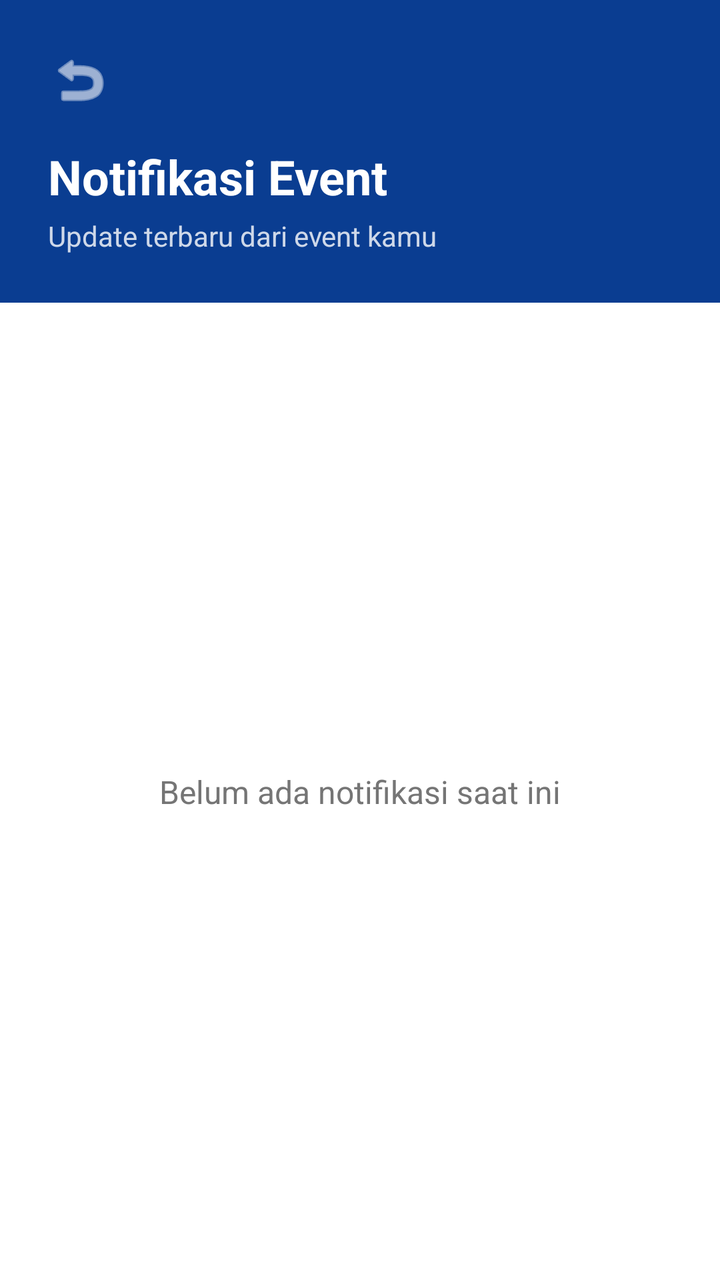
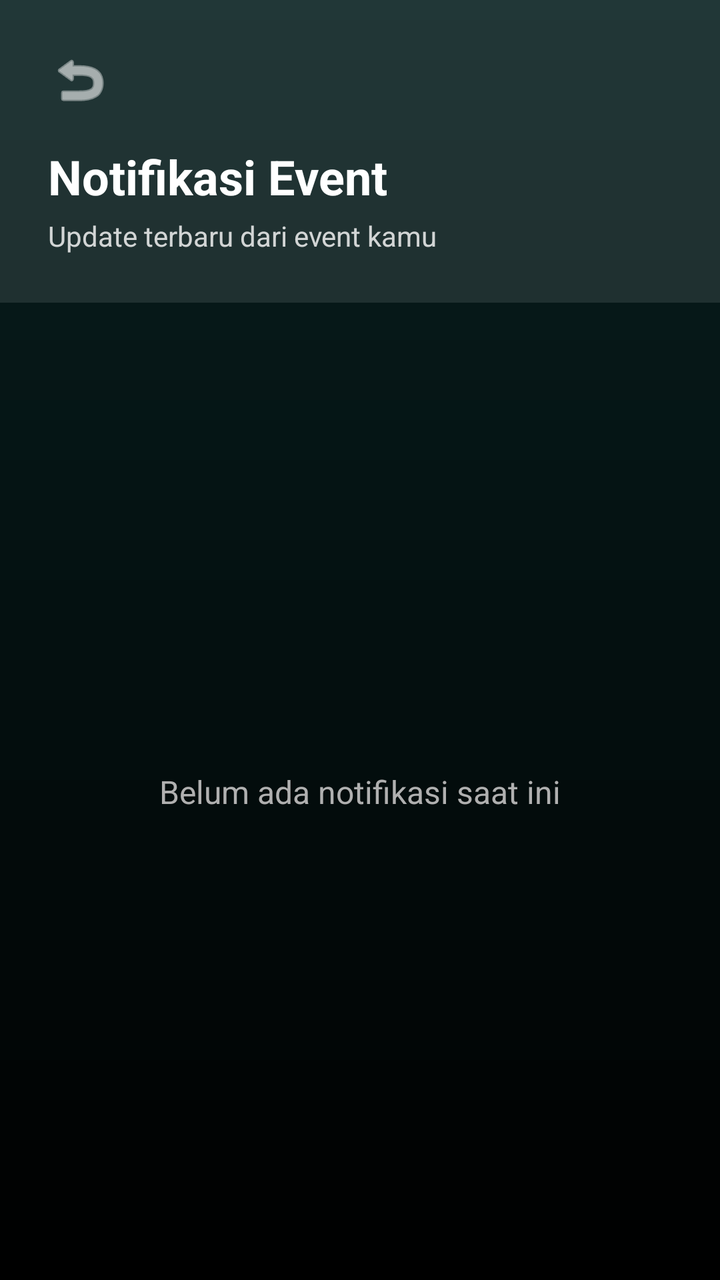

Before-and-after screenshots of an Android layout around one commit, followed by the original layout XML and the change that was made.
<!-- AndroidManifest.xml: application theme Theme.CampusConnectProject -->
<!-- res/layout/activity_notification.xml -->
<?xml version="1.0" encoding="utf-8"?>
<androidx.constraintlayout.widget.ConstraintLayout xmlns:android="http://schemas.android.com/apk/res/android"
    xmlns:app="http://schemas.android.com/apk/res-auto"
    xmlns:tools="http://schemas.android.com/tools"
    android:layout_width="match_parent"
    android:layout_height="match_parent"
    android:background="@color/bg_utama"
    tools:context=".ui.mahasiswa.NotificationActivity">

    <LinearLayout
        android:id="@+id/headerNotification"
        android:layout_width="match_parent"
        android:layout_height="wrap_content"
        android:background="@color/warna_primer"
        android:orientation="vertical"
        android:padding="24dp"
        app:layout_constraintTop_toTopOf="parent">

        <ImageView
            android:id="@+id/btnBack"
            android:layout_width="32dp"
            android:layout_height="32dp"
            android:background="?attr/selectableItemBackgroundBorderless"
            android:clickable="true"
            android:focusable="true"
            android:src="@android:drawable/ic_menu_revert"
            android:layout_marginBottom="16dp"
            app:tint="@color/white" />

        <TextView
            android:layout_width="wrap_content"
            android:layout_height="wrap_content"
            android:text="Notifikasi Event"
            android:textColor="@color/white"
            android:textSize="24sp"
            android:textStyle="bold" />

        <TextView
            android:layout_width="wrap_content"
            android:layout_height="wrap_content"
            android:layout_marginTop="4dp"
            android:alpha="0.8"
            android:text="Update terbaru dari event kamu"
            android:textColor="@color/white"
            android:textSize="14sp" />
    </LinearLayout>

    <TextView
        android:layout_width="wrap_content"
        android:layout_height="wrap_content"
        android:text="Belum ada notifikasi saat ini"
        android:textColor="@color/teks_sekunder"
        android:textSize="16sp"
        app:layout_constraintBottom_toBottomOf="parent"
        app:layout_constraintEnd_toEndOf="parent"
        app:layout_constraintStart_toStartOf="parent"
        app:layout_constraintTop_toBottomOf="@id/headerNotification" />

</androidx.constraintlayout.widget.ConstraintLayout>
<!-- resources referenced by this layout -->
<resources>
  <color name="bg_utama">#FFFFFF</color>
  <color name="teks_sekunder">#757575</color>
  <color name="warna_primer">#0A3D91</color>
  <color name="white">#FFFFFFFF</color>
  <style name="Theme.CampusConnectProject" parent="Base.Theme.CampusConnectProject" />
  <style name="Base.Theme.CampusConnectProject" parent="Theme.Material3.DayNight.NoActionBar">
          <item name="android:forceDarkAllowed" tools:targetApi="q">false</item>
      </style>
</resources>

<!-- the commit's change to res/layout/activity_notification.xml (unified diff, before → after) -->
@@ -4,14 +4,14 @@
     xmlns:tools="http://schemas.android.com/tools"
     android:layout_width="match_parent"
     android:layout_height="match_parent"
-    android:background="@color/bg_utama"
+    android:background="@drawable/bg_main_gradient"
     tools:context=".ui.mahasiswa.NotificationActivity">
 
     <LinearLayout
         android:id="@+id/headerNotification"
         android:layout_width="match_parent"
         android:layout_height="wrap_content"
-        android:background="@color/warna_primer"
+        android:background="#1AFFFFFF"
         android:orientation="vertical"
         android:padding="24dp"
         app:layout_constraintTop_toTopOf="parent">
@@ -39,9 +39,8 @@
             android:layout_width="wrap_content"
             android:layout_height="wrap_content"
             android:layout_marginTop="4dp"
-            android:alpha="0.8"
             android:text="Update terbaru dari event kamu"
-            android:textColor="@color/white"
+            android:textColor="#CCFFFFFF"
             android:textSize="14sp" />
     </LinearLayout>
 
@@ -49,7 +48,7 @@
         android:layout_width="wrap_content"
         android:layout_height="wrap_content"
         android:text="Belum ada notifikasi saat ini"
-        android:textColor="@color/teks_sekunder"
+        android:textColor="#B0B0B0"
         android:textSize="16sp"
         app:layout_constraintBottom_toBottomOf="parent"
         app:layout_constraintEnd_toEndOf="parent"
<!-- resource entries referenced after the edit -->
@@ -1,11 +1,26 @@
 <!-- resources referenced by this layout -->
 <resources>
-  <color name="bg_utama">#FFFFFF</color>
-  <color name="teks_sekunder">#757575</color>
-  <color name="warna_primer">#0A3D91</color>
+  <color name="warna_primer">#00BFA5</color>
   <color name="white">#FFFFFFFF</color>
+  <!-- drawable bg_main_gradient (drawable) -->
+  <?xml version="1.0" encoding="utf-8"?>
+  <shape xmlns:android="http://schemas.android.com/apk/res/android"
+      android:shape="rectangle">
+      <gradient
+          android:angle="270"
+          android:endColor="@color/bg_gradient_end"
+          android:startColor="@color/bg_gradient_start"
+          android:type="linear" />
+  </shape>
   <style name="Theme.CampusConnectProject" parent="Base.Theme.CampusConnectProject" />
+  <color name="bg_gradient_end">#000000</color>
+  <color name="bg_gradient_start">#082020</color>
   <style name="Base.Theme.CampusConnectProject" parent="Theme.Material3.DayNight.NoActionBar">
+          
+          <item name="colorPrimary">@color/warna_primer</item>
+          <item name="android:statusBarColor">@color/bg_gradient_start</item>
+          <item name="android:navigationBarColor">@color/bg_gradient_end</item>
+          <item name="android:windowBackground">@drawable/bg_main_gradient</item>
           <item name="android:forceDarkAllowed" tools:targetApi="q">false</item>
       </style>
 </resources>
